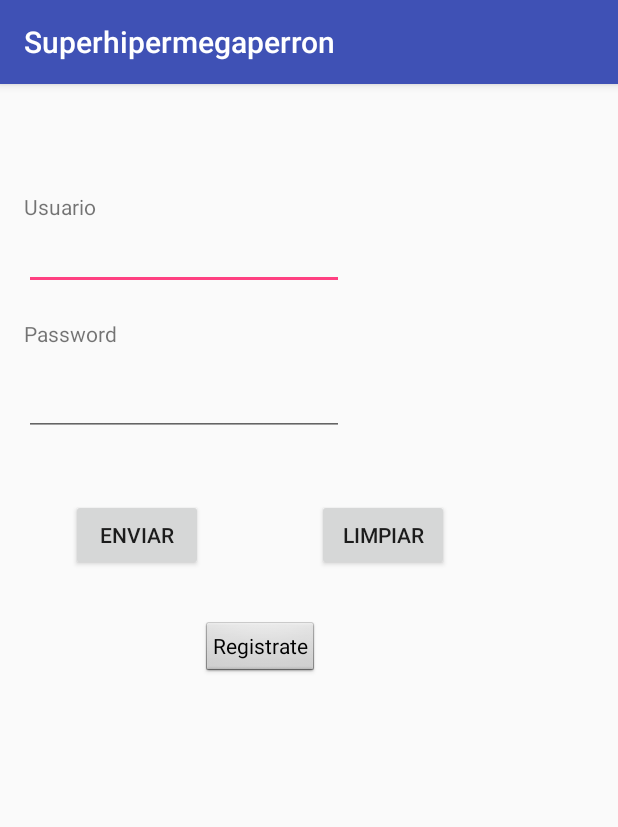
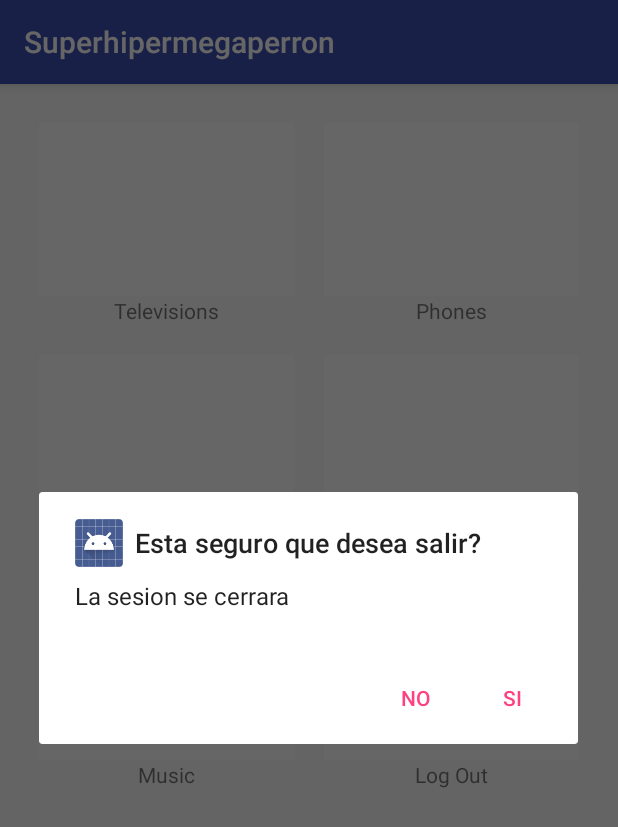
Before and after one commit to luisfernado28/Grupoperron, an Android app: the MenuActivity screen opened directly, with no data from a screen before it, after a tap on an icon or button, on a phone screen of 412 x 824 dp. Shown: the top 827 px of the screen. Run offline under Robolectric (Android 15) with nearby library versions, the phone set to English and light mode, and no system bars.

Commit message:
Notificacion dialogo

```diff
--- a/app/src/main/java/com/example/luisfernando/superhipermegaperron/MenuActivity.java
+++ b/app/src/main/java/com/example/luisfernando/superhipermegaperron/MenuActivity.java
@@ -1,10 +1,12 @@
 package com.example.luisfernando.superhipermegaperron;
 
 import android.app.Activity;
+import android.app.AlertDialog;
 import android.app.Notification;
 import android.app.NotificationManager;
 import android.app.PendingIntent;
 import android.content.Context;
+import android.content.DialogInterface;
 import android.content.Intent;
 import android.support.v4.app.NotificationCompat;
 import android.support.v7.app.AppCompatActivity;
@@ -89,12 +91,37 @@ public class MenuActivity extends AppCompatActivity implements View.OnClickListe
             }
         });
         LOG_OUT_BUTTON.setOnClickListener(new View.OnClickListener() {
-            @Override
-            public void onClick(View v) {
-                Intent logOut = new Intent(context,MainActivity.class);
-                startActivity(logOut);
-            }
-        });
+                    public void onClick(View v)
+                    {
+
+                        AlertDialog.Builder Dialogo = new AlertDialog.Builder(
+                                MenuActivity.this);
+
+                        Dialogo.setTitle("Esta seguro que desea salir?");
+                        Dialogo.setMessage("La sesion se cerrara");
+                        Dialogo.setIcon(android.R.drawable.sym_def_app_icon);
+
+                        Dialogo.setPositiveButton("Si",
+                                new DialogInterface.OnClickListener() {
+                                    public void onClick(DialogInterface dialog, int which) {
+                                        Intent logOut = new Intent(context,MainActivity.class);
+                                        startActivity(logOut);
+                                    }
+                                });
+
+                        Dialogo.setNegativeButton("No",
+                                new DialogInterface.OnClickListener() {
+                                    public void onClick(DialogInterface dialog, int which) {
+                                        Toast.makeText(getApplicationContext(), ":(", Toast.LENGTH_SHORT).show();
+                                        dialog.cancel();
+                                    }
+                                });
+                        Dialogo.show();
+
+                    }
+                });
+
+
 
     }
 
```
